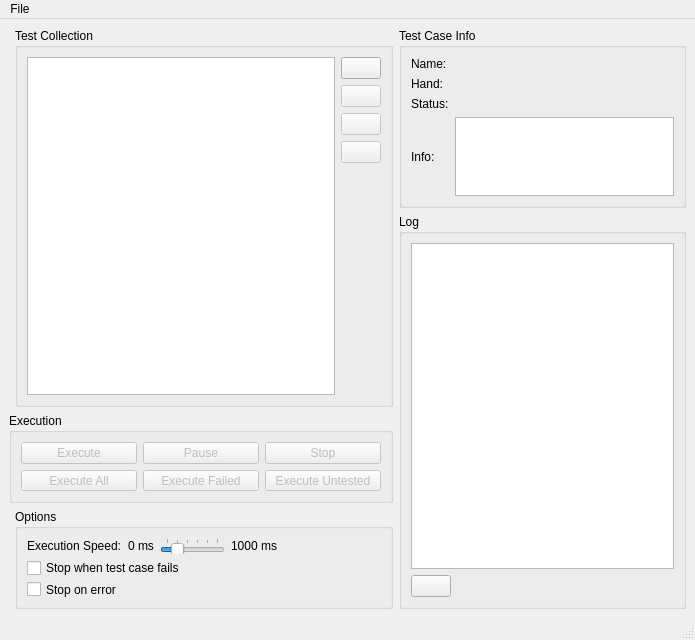
Qt form src/testsuite.ui (Z0mBee/TestSuite) before a commit.
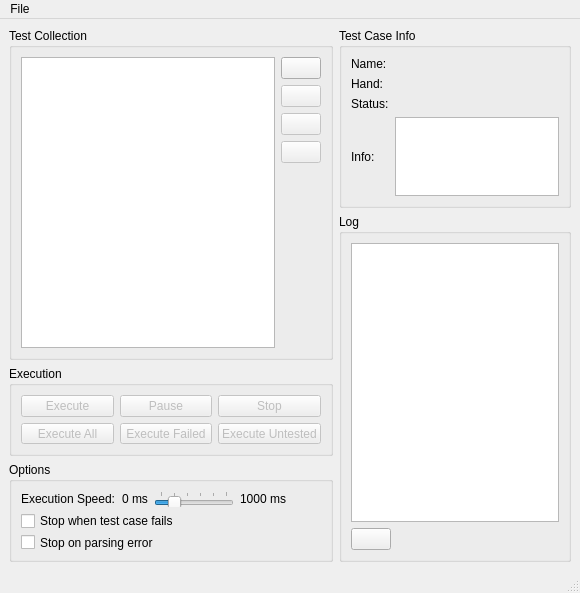
The same form after that commit. Icons and pictures are not drawn.

Commit message: Extracted parsing in own thread and fixed some usability problems.

```diff
--- a/src/testsuite.ui
+++ b/src/testsuite.ui
@@ -6,8 +6,8 @@
    <rect>
     <x>0</x>
     <y>0</y>
-    <width>695</width>
-    <height>640</height>
+    <width>580</width>
+    <height>593</height>
    </rect>
   </property>
   <property name="acceptDrops">
@@ -22,10 +22,46 @@
   </property>
   <widget class="QWidget" name="centralwidget">
    <layout class="QGridLayout" name="gridLayout_5">
-    <item row="0" column="0">
-     <layout class="QHBoxLayout" name="horizontalLayout_5"/>
+    <item row="1" column="1" rowspan="3">
+     <widget class="QGroupBox" name="groupBox_3">
+      <property name="title">
+       <string>Log</string>
+      </property>
+      <layout class="QGridLayout" name="gridLayout">
+       <item row="1" column="0">
+        <widget class="QPushButton" name="buttonClearLog">
+         <property name="toolTip">
+          <string>Clear log</string>
+         </property>
+         <property name="text">
+          <string/>
+         </property>
+         <property name="icon">
+          <iconset>
+           <normaloff>images/clear_log.png</normaloff>images/clear_log.png</iconset>
+         </property>
+        </widget>
+       </item>
+       <item row="1" column="1">
+        <spacer name="horizontalSpacer_2">
+         <property name="orientation">
+          <enum>Qt::Horizontal</enum>
+         </property>
+         <property name="sizeHint" stdset="0">
+          <size>
+           <width>232</width>
+           <height>20</height>
+          </size>
+         </property>
+        </spacer>
+       </item>
+       <item row="0" column="0" colspan="2">
+        <widget class="QTextBrowser" name="textBrowserLog"/>
+       </item>
+      </layout>
+     </widget>
     </item>
-    <item row="0" column="1" rowspan="2">
+    <item row="0" column="0" rowspan="2">
      <layout class="QVBoxLayout" name="verticalLayout_3">
       <item>
        <widget class="QGroupBox" name="groupBox">
@@ -146,46 +182,7 @@
       </item>
      </layout>
     </item>
-    <item row="1" column="2" rowspan="3">
-     <widget class="QGroupBox" name="groupBox_3">
-      <property name="title">
-       <string>Log</string>
-      </property>
-      <layout class="QGridLayout" name="gridLayout">
-       <item row="1" column="0">
-        <widget class="QPushButton" name="buttonClearLog">
-         <property name="toolTip">
-          <string>Clear log</string>
-         </property>
-         <property name="text">
-          <string/>
-         </property>
-         <property name="icon">
-          <iconset>
-           <normaloff>images/clear_log.png</normaloff>images/clear_log.png</iconset>
-         </property>
-        </widget>
-       </item>
-       <item row="1" column="1">
-        <spacer name="horizontalSpacer_2">
-         <property name="orientation">
-          <enum>Qt::Horizontal</enum>
-         </property>
-         <property name="sizeHint" stdset="0">
-          <size>
-           <width>232</width>
-           <height>20</height>
-          </size>
-         </property>
-        </spacer>
-       </item>
-       <item row="0" column="0" colspan="2">
-        <widget class="QTextBrowser" name="textBrowserLog"/>
-       </item>
-      </layout>
-     </widget>
-    </item>
-    <item row="2" column="0" colspan="2">
+    <item row="2" column="0">
      <widget class="QGroupBox" name="groupBox_4">
       <property name="maximumSize">
        <size>
@@ -260,7 +257,78 @@
       </layout>
      </widget>
     </item>
-    <item row="3" column="1">
+    <item row="0" column="1">
+     <widget class="QGroupBox" name="groupBox_5">
+      <property name="maximumSize">
+       <size>
+        <width>16777215</width>
+        <height>180</height>
+       </size>
+      </property>
+      <property name="title">
+       <string>Test Case Info</string>
+      </property>
+      <layout class="QGridLayout" name="gridLayout_3">
+       <item row="0" column="0">
+        <widget class="QLabel" name="label">
+         <property name="text">
+          <string>Name:</string>
+         </property>
+        </widget>
+       </item>
+       <item row="0" column="1">
+        <widget class="QLabel" name="labelName">
+         <property name="text">
+          <string/>
+         </property>
+        </widget>
+       </item>
+       <item row="1" column="0">
+        <widget class="QLabel" name="label_5">
+         <property name="text">
+          <string>Hand:</string>
+         </property>
+        </widget>
+       </item>
+       <item row="1" column="1">
+        <widget class="QLabel" name="labelHand">
+         <property name="text">
+          <string/>
+         </property>
+        </widget>
+       </item>
+       <item row="2" column="0">
+        <widget class="QLabel" name="label_6">
+         <property name="text">
+          <string>Status:</string>
+         </property>
+        </widget>
+       </item>
+       <item row="2" column="1">
+        <widget class="QLabel" name="labelStatus">
+         <property name="text">
+          <string/>
+         </property>
+        </widget>
+       </item>
+       <item row="3" column="0">
+        <widget class="QLabel" name="label_7">
+         <property name="text">
+          <string>Info:</string>
+         </property>
+        </widget>
+       </item>
+       <item row="3" column="1">
+        <widget class="QTextBrowser" name="textInfo">
+         <property name="enabled">
+          <bool>true</bool>
+         </property>
+        </widget>
+       </item>
+      </layout>
+     </widget>
+    </item>
+    <item row="3" column="0">
      <widget class="QGroupBox" name="groupBox_2">
       <property name="maximumSize">
        <size>
@@ -294,9 +362,18 @@
          </item>
          <item>
           <widget class="QSlider" name="sliderSpeed">
+           <property name="minimumSize">
+            <size>
+             <width>80</width>
+             <height>0</height>
+            </size>
+           </property>
            <property name="layoutDirection">
             <enum>Qt::LeftToRight</enum>
            </property>
+           <property name="minimum">
+            <number>0</number>
+           </property>
            <property name="maximum">
             <number>1000</number>
            </property>
@@ -355,81 +432,10 @@
          </property>
         </widget>
        </item>
-       <item row="2" column="0">
+       <item row="2" column="0" colspan="2">
         <widget class="QCheckBox" name="checkBoxStopOnError">
          <property name="text">
-          <string>Stop on error</string>
-         </property>
-        </widget>
-       </item>
-      </layout>
-     </widget>
-    </item>
-    <item row="0" column="2">
-     <widget class="QGroupBox" name="groupBox_5">
-      <property name="maximumSize">
-       <size>
-        <width>16777215</width>
-        <height>180</height>
-       </size>
-      </property>
-      <property name="title">
-       <string>Test Case Info</string>
-      </property>
-      <layout class="QGridLayout" name="gridLayout_3">
-       <item row="0" column="0">
-        <widget class="QLabel" name="label">
-         <property name="text">
-          <string>Name:</string>
-         </property>
-        </widget>
-       </item>
-       <item row="0" column="1">
-        <widget class="QLabel" name="labelName">
-         <property name="text">
-          <string/>
-         </property>
-        </widget>
-       </item>
-       <item row="1" column="0">
-        <widget class="QLabel" name="label_5">
-         <property name="text">
-          <string>Hand:</string>
-         </property>
-        </widget>
-       </item>
-       <item row="1" column="1">
-        <widget class="QLabel" name="labelHand">
-         <property name="text">
-          <string/>
-         </property>
-        </widget>
-       </item>
-       <item row="2" column="0">
-        <widget class="QLabel" name="label_6">
-         <property name="text">
-          <string>Status:</string>
-         </property>
-        </widget>
-       </item>
-       <item row="2" column="1">
-        <widget class="QLabel" name="labelStatus">
-         <property name="text">
-          <string/>
-         </property>
-        </widget>
-       </item>
-       <item row="3" column="0">
-        <widget class="QLabel" name="label_7">
-         <property name="text">
-          <string>Info:</string>
-         </property>
-        </widget>
-       </item>
-       <item row="3" column="1">
-        <widget class="QTextBrowser" name="textInfo">
-         <property name="enabled">
-          <bool>true</bool>
+          <string>Stop on parsing error</string>
          </property>
         </widget>
        </item>
@@ -443,7 +449,7 @@
     <rect>
      <x>0</x>
      <y>0</y>
-     <width>695</width>
+     <width>580</width>
      <height>21</height>
     </rect>
    </property>
```
Left out of the diff: 2 changed lines with no effect on the pictures. The commit also changes 12 other files.
